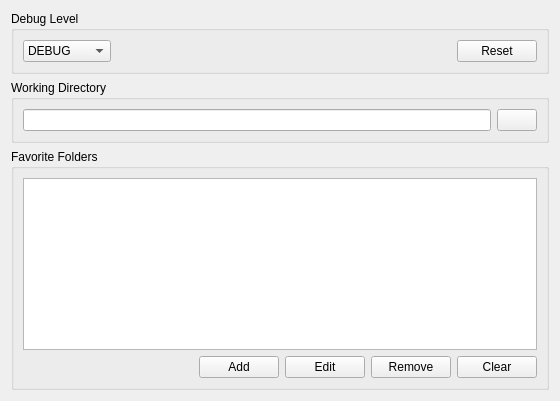
Old version of the form gsdview/ui/general-page.ui in the repository avalentino/gsdview.
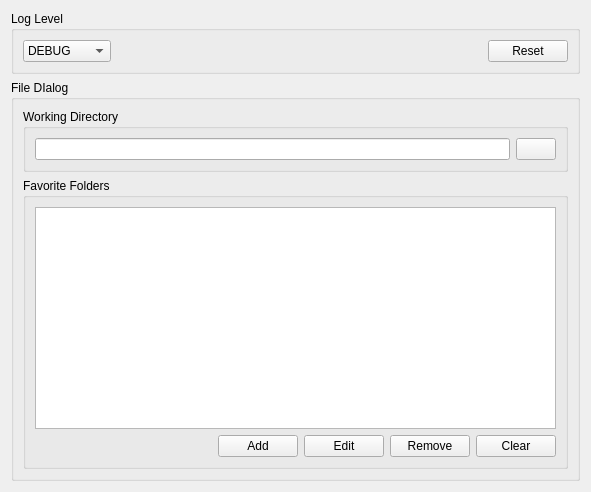
New version of the form. Icons and pictures are not drawn.

Commit message: FileEntryWidget added to widgets. Improved preferences dialog. New utils.py module. Reworked settings setup and saving. Removed environment management. Improved logging setup.

Patch:
```diff
--- a/gsdview/ui/general-page.ui
+++ b/gsdview/ui/general-page.ui
@@ -5,8 +5,8 @@
    <rect>
     <x>0</x>
     <y>0</y>
-    <width>560</width>
-    <height>401</height>
+    <width>591</width>
+    <height>492</height>
    </rect>
   </property>
   <property name="windowTitle" >
@@ -16,7 +16,7 @@
    <item>
     <widget class="QGroupBox" name="loglevelGroupBox" >
      <property name="title" >
-      <string>Debug Level</string>
+      <string>Log Level</string>
      </property>
      <layout class="QHBoxLayout" name="loglevelHorizontalLayout" >
       <item>
@@ -76,6 +76,12 @@
     </widget>
    </item>
    <item>
+    <widget class="QGroupBox" name="filedialogGroupBox" >
+     <property name="title" >
+      <string>File DIalog</string>
+     </property>
+     <layout class="QVBoxLayout" name="filedialogVerticalLayout" >
+      <item>
     <widget class="QGroupBox" name="workdirGroupBox" >
      <property name="title" >
       <string>Working Directory</string>
@@ -192,6 +198,9 @@
          </widget>
         </item>
        </layout>
+         </item>
+        </layout>
+       </widget>
       </item>
      </layout>
     </widget>
```
Left out of the diff: 4 changed lines with no effect on the pictures. Lines whose indentation alone changed are shown as unchanged. The commit also changes 4 other files.
